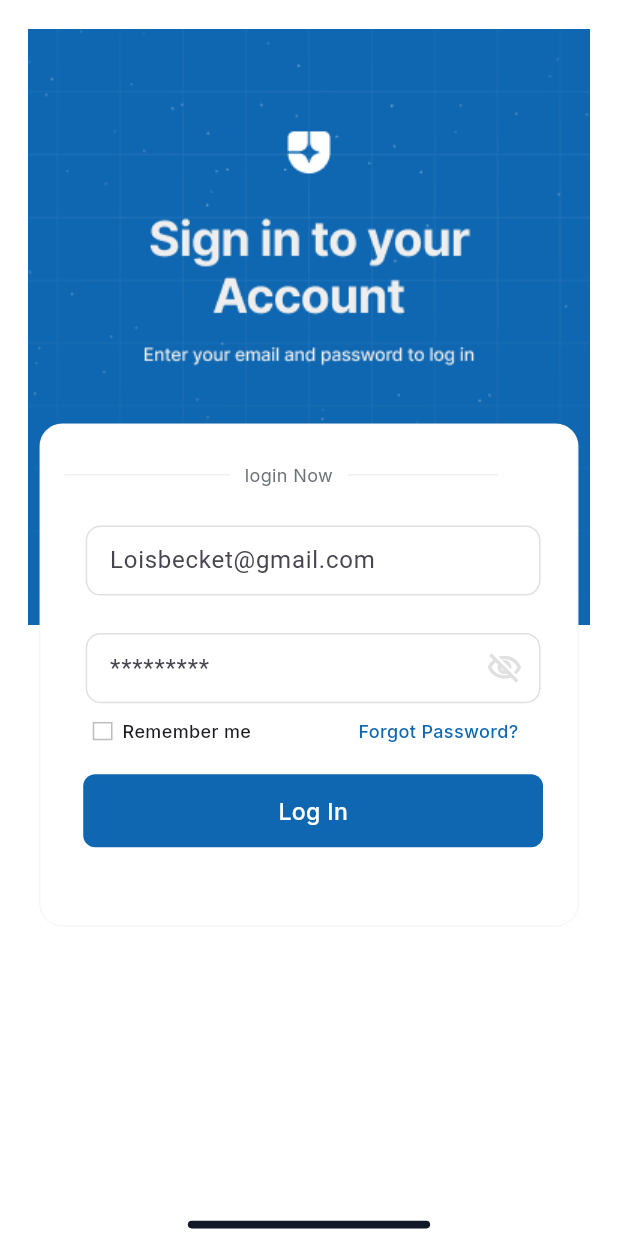
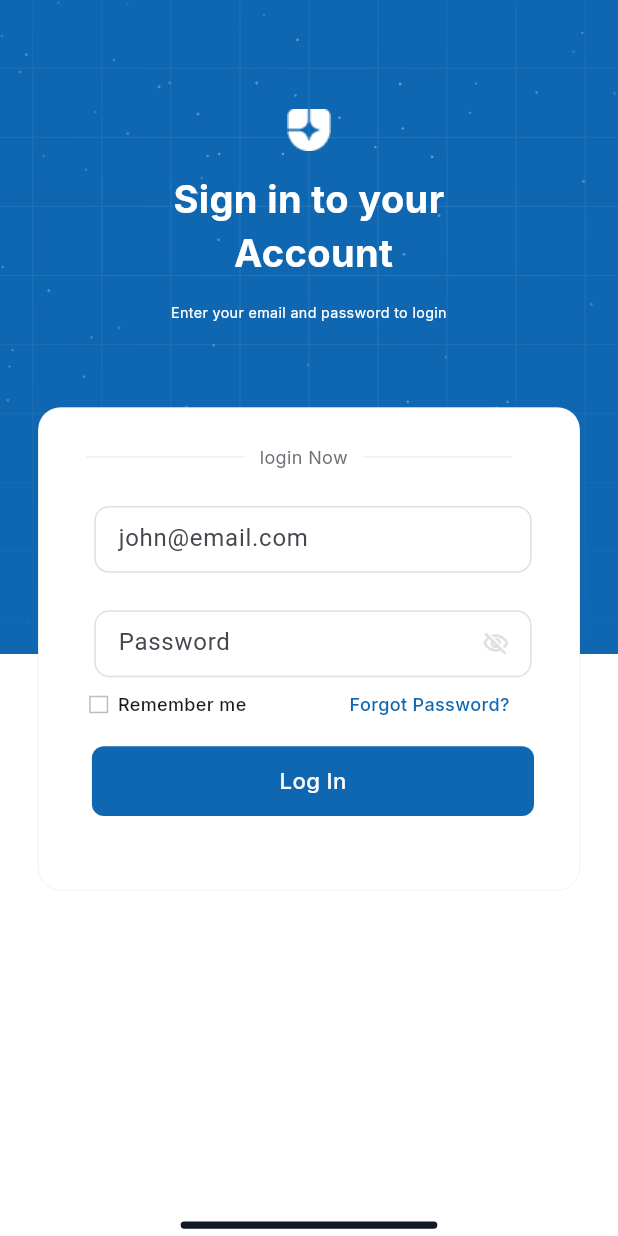
Before and after one commit to Sabari-nath-p/buspay_conductor, a Flutter app: the screen it shows after launch, on a phone screen of 412 x 824 dp. Run offline on Flutter 3.47's test engine with Material 3 defaults, Android fonts, the phone set to English and light mode, and no system bars; our stand-ins replace flutter_screenutil, get, google_fonts; statements that could not run were skipped.

Commit message:
new code

```diff
--- a/lib/Screens/AuthenticationScreen/AuthenticationScreen.dart
+++ b/lib/Screens/AuthenticationScreen/AuthenticationScreen.dart
@@ -1,4 +1,3 @@
-
 import 'package:flutter/material.dart';
 import 'package:flutter_screenutil/flutter_screenutil.dart';
 import 'package:google_fonts/google_fonts.dart';
@@ -16,87 +15,211 @@ class Authenticationscreen extends StatelessWidget {
             top: 0,
             left: 0,
             right: 0,
-            child: Image.asset("assets/Head.png")),
-            Positioned(top: 257.w,left: 24.w,right: 24.w,
-            child: Container(width: 327.w,height: 305.w,
+            child: Image.asset(
+              "assets/images/loginbg.png",
+              fit: BoxFit.cover,
+            ),
+          ),
+          Positioned(
+              top: 75.h,
+              left: 0,
+              right: 0,
+              child: Column(
+                children: [
+                  Image.asset("assets/images/appicon.png"),
+                  SizedBox(
+                    height: 15.h,
+                  ),
+                  Text(
+                    'Sign in to your \n Account',
+                    textAlign: TextAlign.center,
+                    style: GoogleFonts.inter(
+                        fontWeight: FontWeight.w700,
+                        fontSize: 24.sp,
+                        color: Colors.white),
+                  ),
+                  SizedBox(
+                    height: 15.h,
+                  ),
+                  Text(
+                    'Enter your email and password to login',
+                    textAlign: TextAlign.center,
+                    style: GoogleFonts.inter(
+                        fontWeight: FontWeight.w400,
+                        fontSize: 9.sp,
+                        color: Colors.white),
+                  ),
+                ],
+              )),
+          Positioned(
+            top: 257.w,
+            left: 24.w,
+            right: 24.w,
+            child: Container(
+                width: 327.w,
+                height: 305.w,
                 padding: EdgeInsets.only(left: 5.w),
-            decoration: BoxDecoration(borderRadius: BorderRadius.circular(15),color: Colors.white,border: Border.all(color: Colors.black12,width: 0.3)),
-            child:Column(
+                decoration: BoxDecoration(
+                    borderRadius: BorderRadius.circular(15),
+                    color: Colors.white,
+                    border: Border.all(color: Colors.black12, width: 0.3)),
+                child: Column(
                   children: [
-                SizedBox(height: 25.h,),
+                    SizedBox(
+                      height: 25.h,
+                    ),
                     Row(
                       children: [
-                    Container(width: 100.w,height: 1.h,color: Color(0xffEDF1F3),
-                    margin: EdgeInsets.only(left: 11,right: 10),),
-                    Text('login Now',style: GoogleFonts.inter(fontWeight: FontWeight.w400,fontSize: 12,color: Color(0xff6C7278)),),
-                      Container(width: 100,height: 1,color: Color(0xffEDF1F3),margin: EdgeInsets.only(left: 10,right: 11)),
+                        Container(
+                          width: 100.w,
+                          height: 1.h,
+                          color: Color(0xffEDF1F3),
+                          margin: EdgeInsets.only(left: 25.w, right: 10),
+                        ),
+                        Text(
+                          'login Now',
+                          style: GoogleFonts.inter(
+                              fontWeight: FontWeight.w400,
+                              fontSize: 12,
+                              color: Color(0xff6C7278)),
+                        ),
+                        Container(
+                            width: 100,
+                            height: 1,
+                            color: Color(0xffEDF1F3),
+                            margin: EdgeInsets.only(left: 10, right: 11)),
                       ],
                     ),
-                 SizedBox(height: 25.h,),
+                    SizedBox(
+                      height: 25.h,
+                    ),
                     SizedBox(
                       width: 276.w,
                       height: 46.h,
-
                       child: TextFormField(
                         keyboardType: TextInputType.emailAddress,
                         decoration: InputDecoration(
-                    labelText: "Loisbecket@gmail.com",
-                    enabledBorder: OutlineInputBorder(borderRadius: BorderRadius.circular(10),borderSide: BorderSide(color: Colors.grey.shade300,width: 1)),
+                          border: OutlineInputBorder(
+                              borderRadius: BorderRadius.circular(10),
+                              borderSide: BorderSide(
+                                color: Colors.grey.shade300,
+                              )),
+                          //  labelText: "email",
+                          isDense: true,
+                          hintText: "john@email.com",
+                          enabledBorder: OutlineInputBorder(
+                              borderRadius: BorderRadius.circular(10),
+                              borderSide: BorderSide(
+                                  color: Colors.grey.shade300, width: 1)),
                         ),
                       ),
                     ),
-                SizedBox(height: 25,),
+                    SizedBox(
+                      height: 25,
+                    ),
                     SizedBox(
                       width: 276.w,
                       height: 46.h,
                       child: TextFormField(
                         keyboardType: TextInputType.visiblePassword,
                         decoration: InputDecoration(
-                    labelText: "*********",
-                    suffixIcon: Icon(Icons.visibility_off_outlined,color:Colors.grey.shade300 ,),
-                    enabledBorder: OutlineInputBorder(borderRadius: BorderRadius.circular(10),borderSide: BorderSide(color: Colors.grey.shade300,width: 1)),
+                          // labelText: "Password",
+                          border: OutlineInputBorder(
+                              borderRadius: BorderRadius.circular(10),
+                              borderSide: BorderSide(
+                                color: Colors.grey.shade300,
+                              )),
+                          hintText: "Password",
+                          isDense: true,
+                          suffixIcon: GestureDetector(
+                            onTap: _togglePasswordVisibility,
+
+                            child: Icon(
+                              Icons.visibility_off_outlined,
+                              color: Colors.grey.shade300,
+                            ),
+                          ),
+                          enabledBorder: OutlineInputBorder(
+                              borderRadius: BorderRadius.circular(10),
+                              borderSide: BorderSide(
+                                  color: Colors.grey.shade300, width: 1)),
                         ),
                       ),
                     ),
-                 SizedBox(height: 10.h,),
+                    SizedBox(
+                      height: 10.h,
+                    ),
                     Row(
                       children: [
-                    Container(width: 12.w,height: 12.h,margin: EdgeInsets.only(left: 27.w,right: 3.w,),
-                    decoration: BoxDecoration(border: Border.all(color: Colors.grey.shade400,width: 1)),),
-                    SizedBox(width: 3.w,),
-                    Text("Remember me",style: GoogleFonts.inter(fontWeight:FontWeight.w500,fontSize: 12 ),),
-                      SizedBox(width: 65.w,),
-                     Text("Forgot Password?",style: GoogleFonts.inter(fontWeight:FontWeight.w500,fontSize: 12,color: Color(0xff0F67B1) ),)
+                        Container(
+                          width: 12.w,
+                          height: 12.h,
+                          margin: EdgeInsets.only(
+                            left: 27.w,
+                            right: 3.w,
+                          ),
+                          decoration: BoxDecoration(
+                              border: Border.all(
+                                  color: Colors.grey.shade400, width: 1)),
+                        ),
+                        SizedBox(
+                          width: 3.w,
+                        ),
+                        Text(
+                          "Remember me",
+                          style: GoogleFonts.inter(
+                              fontWeight: FontWeight.w500, fontSize: 12),
+                        ),
+                        SizedBox(
+                          width: 65.w,
+                        ),
+                        Text(
+                          "Forgot Password?",
+                          style: GoogleFonts.inter(
+                              fontWeight: FontWeight.w500,
+                              fontSize: 12,
+                              color: Color(0xff0F67B1)),
+                        )
                       ],
                     ),
-                    SizedBox(height: 20.h,),
-
-                  Container(width: 279.w,height: 48.h,margin: EdgeInsets.only(left: 16,right: 16,),
+                    SizedBox(
+                      height: 20.h,
+                    ),
+                    Container(
+                      width: 279.w,
+                      height: 48.h,
+                      margin: EdgeInsets.only(
+                        left: 16,
+                        right: 16,
+                      ),
                       alignment: Alignment.center,
-                    decoration: BoxDecoration(borderRadius: BorderRadius.circular(8),color: Color(0xff0F67B1)),
-                    child: Text("Log In",style: GoogleFonts.inter(fontWeight:FontWeight.w500,fontSize: 14.sp,color: Colors.white ),),
-
-
+                      decoration: BoxDecoration(
+                          borderRadius: BorderRadius.circular(8),
+                          color: Color(0xff0F67B1)),
+                      child: Text(
+                        "Log In",
+                        style: GoogleFonts.inter(
+                            fontWeight: FontWeight.w500,
+                            fontSize: 14.sp,
+                            color: Colors.white),
                       ),
-
+                    ),
                   ],
-            )
-            ),
+                )),
           ),
           Positioned(
               bottom: 5.h,
               left: 114.w,
               right: 114.w,
-
-              child: Container(width: 148.w,height: 5.h,decoration: BoxDecoration(color: Color(0xff111827),borderRadius: BorderRadius.circular(5)),))
+              child: Container(
+                width: 148.w,
+                height: 5.h,
+                decoration: BoxDecoration(
+                    color: Color(0xff111827),
+                    borderRadius: BorderRadius.circular(5)),
+              ))
         ],
       ),
     );
-
-
-
-
-
-
   }
 }
--- a/lib/Screens/AuthenticationScreen/controller.dart
+++ b/lib/Screens/AuthenticationScreen/controller.dart
@@ -0,0 +1,10 @@
+import 'package:get/state_manager.dart';
+
+class AuthenticationController extends GetxController {
+  bool obscureText = true;
+
+  // Function to toggle password visibility
+  void _togglePasswordVisibility() {
+    obscureText = !obscureText;
+  }
+}
--- a/lib/main.dart
+++ b/lib/main.dart
@@ -13,9 +13,8 @@ class buspay_conductor extends StatelessWidget {
   @override
   Widget build(BuildContext context) {
     return ScreenUtilInit(
-      designSize: const Size(375, 812),
-      builder:(context, child) => MaterialApp(
-    home: Authenticationscreen() ),
+      designSize: const Size(390, 850),
+      builder: (context, child) => MaterialApp(home: Authenticationscreen()),
     );
   }
 }
--- a/pubspec.yaml
+++ b/pubspec.yaml
@@ -37,6 +37,7 @@ dependencies:
   cupertino_icons: ^1.0.6
   google_fonts: ^6.2.1
   flutter_screenutil: ^5.9.3
+  get: ^4.6.6
 
 dev_dependencies:
   flutter_test:
@@ -62,7 +63,7 @@ flutter:
 
   # To add assets to your application, add an assets section, like this:
   assets:
-   - assets/
+   - assets/images/
   #   - images/a_dot_ham.jpeg
 
   # An image asset can refer to one or more resolution-specific "variants", see
```
Also changed, not shown: assets/images/appicon.png (added), assets/images/loginbg.png (added), pubspec.lock, 3 other files. Lines whose indentation alone changed are shown as unchanged.
